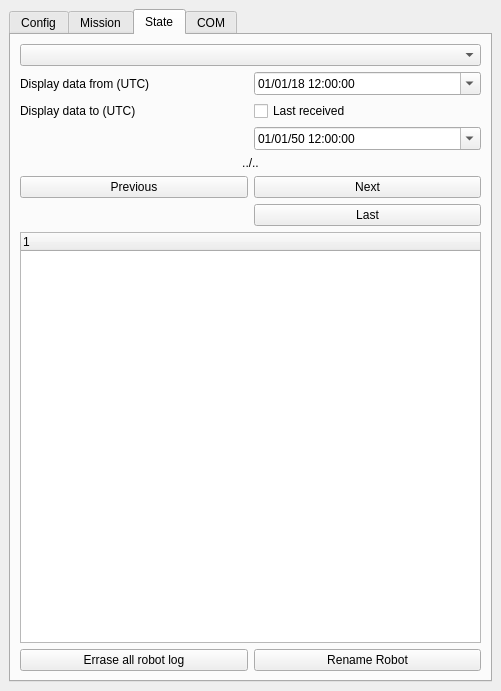
This is seabot_dockwidget_base.ui in ThomasLeMezo/seabot2-qgis as Qt 5 draws it before an edit. The edited form follows.
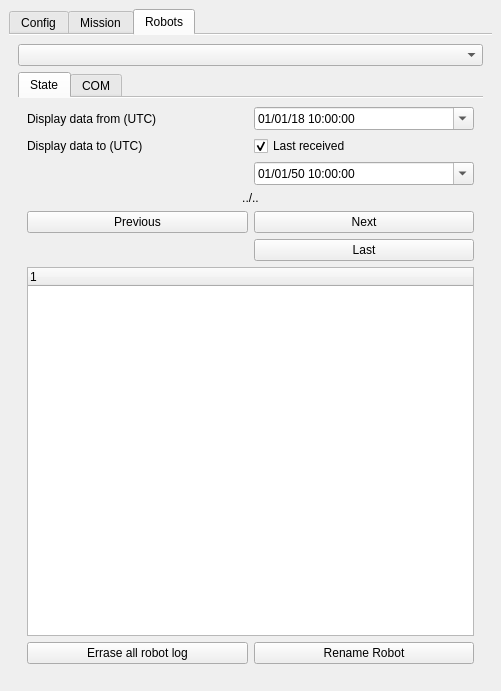
This is the edited form. The open tabs and pages were chosen to show the change.

Commit message: * Update DB to add sending mail capability to sbd device * Improve UI

```diff
--- a/seabot_dockwidget_base.ui
+++ b/seabot_dockwidget_base.ui
@@ -77,12 +77,18 @@
       <property name="autoFillBackground">
        <bool>false</bool>
       </property>
+      <property name="styleSheet">
+       <string notr="true"/>
+      </property>
       <property name="currentIndex">
        <number>2</number>
       </property>
       <property name="elideMode">
        <enum>Qt::ElideNone</enum>
       </property>
+      <property name="documentMode">
+       <bool>true</bool>
+      </property>
       <widget class="QWidget" name="tab_config">
        <property name="sizePolicy">
         <sizepolicy hsizetype="Preferred" vsizetype="Preferred">
@@ -650,10 +656,51 @@
         </sizepolicy>
        </property>
        <attribute name="title">
-        <string>State</string>
+        <string>Robots</string>
        </attribute>
        <layout class="QGridLayout" name="gridLayout_4">
-        <item row="7" column="0" colspan="2">
+        <item row="0" column="0" colspan="2">
+         <widget class="QComboBox" name="comboBox_state_imei"/>
+        </item>
+        <item row="1" column="0" colspan="2">
+         <widget class="QTabWidget" name="tabWidget_3">
+          <property name="mouseTracking">
+           <bool>false</bool>
+          </property>
+          <property name="styleSheet">
+           <string notr="true"/>
+          </property>
+          <property name="tabShape">
+           <enum>QTabWidget::Rounded</enum>
+          </property>
+          <property name="currentIndex">
+           <number>1</number>
+          </property>
+          <property name="elideMode">
+           <enum>Qt::ElideNone</enum>
+          </property>
+          <property name="usesScrollButtons">
+           <bool>true</bool>
+          </property>
+          <property name="documentMode">
+           <bool>true</bool>
+          </property>
+          <property name="tabBarAutoHide">
+           <bool>false</bool>
+          </property>
+          <widget class="QWidget" name="tab">
+           <attribute name="title">
+            <string>State</string>
+           </attribute>
+           <layout class="QGridLayout" name="gridLayout_8">
+            <item row="5" column="1">
+             <widget class="QPushButton" name="pushButton_state_last">
+              <property name="text">
+               <string>Last</string>
+              </property>
+             </widget>
+            </item>
+            <item row="6" column="0" colspan="2">
          <widget class="QTreeWidget" name="treeWidget_iridium">
           <attribute name="headerDefaultSectionSize">
            <number>150</number>
@@ -665,11 +712,11 @@
           </column>
          </widget>
         </item>
-        <item row="1" column="1">
+            <item row="0" column="1">
          <widget class="QDateTimeEdit" name="dateTimeEdit_state_view_start">
           <property name="dateTime">
            <datetime>
-            <hour>12</hour>
+                <hour>10</hour>
             <minute>0</minute>
             <second>0</second>
             <year>2018</year>
@@ -679,7 +726,7 @@
           </property>
           <property name="minimumDateTime">
            <datetime>
-            <hour>23</hour>
+                <hour>21</hour>
             <minute>0</minute>
             <second>0</second>
             <year>2014</year>
@@ -698,52 +745,74 @@
           </property>
          </widget>
         </item>
-        <item row="5" column="0">
+            <item row="1" column="0">
+             <widget class="QLabel" name="label_21">
+              <property name="text">
+               <string>Display data to (UTC)</string>
+              </property>
+              <property name="buddy">
+               <cstring>checkBox_state_view_last_received</cstring>
+              </property>
+             </widget>
+            </item>
+            <item row="2" column="1">
+             <widget class="QDateTimeEdit" name="dateTimeEdit_state_view_end">
+              <property name="dateTime">
+               <datetime>
+                <hour>10</hour>
+                <minute>0</minute>
+                <second>0</second>
+                <year>2050</year>
+                <month>1</month>
+                <day>1</day>
+               </datetime>
+              </property>
+              <property name="minimumDateTime">
+               <datetime>
+                <hour>21</hour>
+                <minute>0</minute>
+                <second>0</second>
+                <year>2014</year>
+                <month>12</month>
+                <day>31</day>
+               </datetime>
+              </property>
+              <property name="displayFormat">
+               <string notr="true">dd/MM/yy h:mm:ss</string>
+              </property>
+              <property name="calendarPopup">
+               <bool>true</bool>
+              </property>
+              <property name="timeSpec">
+               <enum>Qt::UTC</enum>
+              </property>
+             </widget>
+            </item>
+            <item row="4" column="0">
          <widget class="QPushButton" name="pushButton_state_previous">
           <property name="text">
            <string>Previous</string>
           </property>
          </widget>
         </item>
-        <item row="8" column="1">
-         <widget class="QPushButton" name="pushButton_state_rename">
-          <property name="text">
-           <string>Rename Robot</string>
-          </property>
-         </widget>
-        </item>
-        <item row="0" column="0" colspan="2">
-         <widget class="QComboBox" name="comboBox_state_imei"/>
-        </item>
-        <item row="1" column="0">
-         <widget class="QLabel" name="label_20">
-          <property name="text">
-           <string>Display data from (UTC)</string>
-          </property>
-         </widget>
-        </item>
-        <item row="5" column="1">
+            <item row="4" column="1">
          <widget class="QPushButton" name="pushButton_state_next">
           <property name="text">
            <string>Next</string>
           </property>
          </widget>
         </item>
-        <item row="2" column="0">
-         <widget class="QLabel" name="label_21">
+            <item row="0" column="0">
+             <widget class="QLabel" name="label_20">
           <property name="text">
-           <string>Display data to (UTC)</string>
-          </property>
-         </widget>
-        </item>
-        <item row="6" column="1">
-         <widget class="QPushButton" name="pushButton_state_last">
-          <property name="text">
-           <string>Last</string>
+               <string>Display data from (UTC)</string>
+              </property>
+              <property name="buddy">
+               <cstring>dateTimeEdit_state_view_start</cstring>
           </property>
          </widget>
         </item>
-        <item row="4" column="0" colspan="2">
+            <item row="3" column="0" colspan="2">
          <widget class="QLabel" name="label_state_info">
           <property name="text">
            <string>../..</string>
@@ -753,13 +822,13 @@
           </property>
          </widget>
         </item>
-        <item row="2" column="1">
+            <item row="1" column="1">
          <widget class="QCheckBox" name="checkBox_state_view_last_received">
           <property name="text">
            <string>Last received</string>
           </property>
           <property name="checked">
-           <bool>false</bool>
+               <bool>true</bool>
           </property>
           <property name="autoRepeat">
            <bool>false</bool>
@@ -772,61 +841,23 @@
           </property>
          </widget>
         </item>
-        <item row="8" column="0">
+            <item row="7" column="0">
          <widget class="QPushButton" name="pushButton_errase_log">
           <property name="text">
            <string>Errase all robot log</string>
           </property>
          </widget>
         </item>
-        <item row="3" column="1">
-         <widget class="QDateTimeEdit" name="dateTimeEdit_state_view_end">
-          <property name="dateTime">
-           <datetime>
-            <hour>12</hour>
-            <minute>0</minute>
-            <second>0</second>
-            <year>2050</year>
-            <month>1</month>
-            <day>1</day>
-           </datetime>
-          </property>
-          <property name="minimumDateTime">
-           <datetime>
-            <hour>23</hour>
-            <minute>0</minute>
-            <second>0</second>
-            <year>2014</year>
-            <month>12</month>
-            <day>31</day>
-           </datetime>
-          </property>
-          <property name="displayFormat">
-           <string notr="true">dd/MM/yy h:mm:ss</string>
-          </property>
-          <property name="calendarPopup">
-           <bool>true</bool>
-          </property>
-          <property name="timeSpec">
-           <enum>Qt::UTC</enum>
+            <item row="7" column="1">
+             <widget class="QPushButton" name="pushButton_state_rename">
+              <property name="text">
+               <string>Rename Robot</string>
           </property>
          </widget>
         </item>
        </layout>
       </widget>
-      <widget class="QWidget" name="tab_com">
-       <property name="sizePolicy">
-        <sizepolicy hsizetype="Preferred" vsizetype="Preferred">
-         <horstretch>0</horstretch>
-         <verstretch>0</verstretch>
-        </sizepolicy>
-       </property>
-       <property name="minimumSize">
-        <size>
-         <width>0</width>
-         <height>0</height>
-        </size>
-       </property>
+          <widget class="QWidget" name="tab_2">
        <attribute name="title">
         <string>COM</string>
        </attribute>
@@ -1041,13 +1072,10 @@
          </widget>
         </item>
         <item row="2" column="0">
-         <widget class="QTreeView" name="treeView">
-          <property name="sizePolicy">
-           <sizepolicy hsizetype="Expanding" vsizetype="Expanding">
-            <horstretch>0</horstretch>
-            <verstretch>0</verstretch>
-           </sizepolicy>
-          </property>
+             <widget class="QListView" name="listView"/>
+            </item>
+           </layout>
+          </widget>
          </widget>
         </item>
        </layout>
```
Left out of the diff: 502 changed lines with no effect on the pictures. Lines whose indentation alone changed are shown as unchanged. The commit also changes 3 other files.
